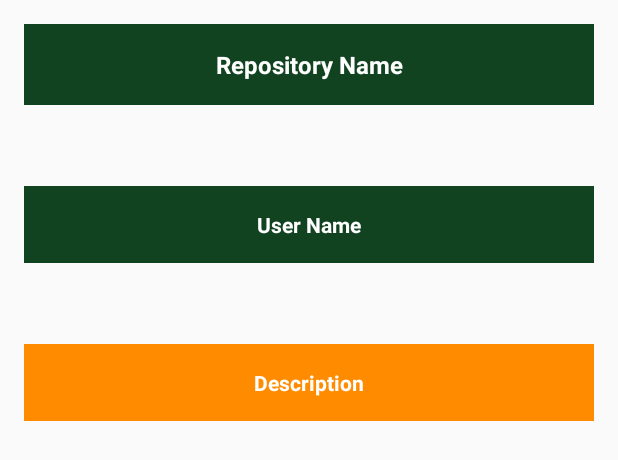
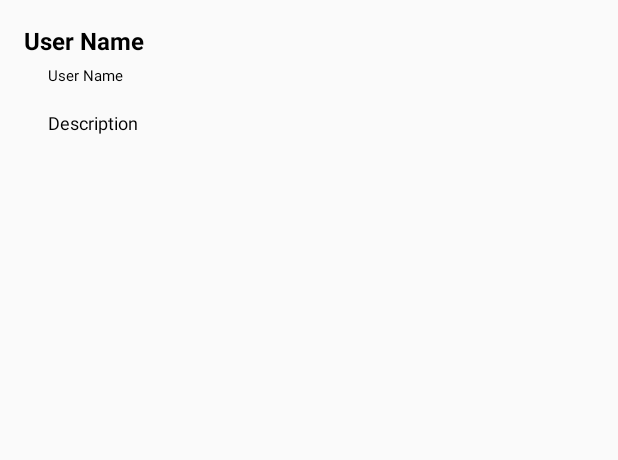
Before and after one commit to Ahmed-Ayman/InstaBug-Task, an Android app: the layout list_item.xml on its own in the app's theme, with its tools: preview values and no code run, on a phone screen of 412 x 824 dp. Shown: the top 460 px of the screen. Run offline under Robolectric (Android 15) with nearby library versions, the phone set to English and light mode, and no system bars.

Commit message:
second commit

```diff
--- a/app/build.gradle
+++ b/app/build.gradle
@@ -18,7 +18,6 @@ android {
         }
     }
 }
-
 dependencies {
     compile fileTree(dir: 'libs', include: ['*.jar'])
     testCompile 'junit:junit:4.12'
--- a/app/src/main/res/layout/list_item.xml
+++ b/app/src/main/res/layout/list_item.xml
@@ -8,63 +8,34 @@
     android:orientation="vertical"
     android:padding="@dimen/activity_horizontal_margin">
 
+
     <TextView
+        android:paddingBottom="5dp"
+        android:id="@+id/repo_name"
         android:layout_width="match_parent"
         android:layout_height="wrap_content"
-        android:background="@color/green"
-        android:gravity="center"
-        android:padding="@dimen/activity_horizontal_margin"
-        android:text="@string/repo_name"
-        android:textColor="@android:color/white"
-        android:textSize="@dimen/activity_horizontal_margin"
+        android:textColor="@android:color/black"
+        android:textSize="@dimen/size"
+android:text="@string/user_name"
         android:textStyle="bold" />
 
     <TextView
-        android:id="@+id/repo_name"
+        android:id="@+id/user_name"
         android:layout_width="match_parent"
         android:layout_height="wrap_content"
-        android:padding="@dimen/activity_horizontal_margin"
+        android:layout_marginLeft="@dimen/activity_horizontal_margin"
         android:textColor="@android:color/black"
-        android:textSize="@dimen/size"
-        android:textStyle="bold" />
-
-    <TextView
-        android:layout_width="match_parent"
-        android:layout_height="wrap_content"
-        android:background="@color/green"
-        android:gravity="center"
-        android:padding="@dimen/activity_horizontal_margin"
-        android:text="@string/user_name"
-        android:textColor="@android:color/white"
-        android:textStyle="bold"
+        android:textSize="@dimen/user_name"
+android:text="@string/user_name"
         />
 
     <TextView
-        android:id="@+id/user"
-        android:layout_width="match_parent"
-        android:layout_height="wrap_content"
-        android:padding="@dimen/activity_horizontal_margin"
-        android:textColor="@android:color/black"
-        android:textSize="@dimen/size"
-        android:textStyle="bold" />
-
-    <TextView
-        android:layout_width="match_parent"
-        android:layout_height="wrap_content"
-        android:background="@color/orange"
-        android:padding="@dimen/activity_horizontal_margin"
-        android:text="@string/description"
-        android:gravity="center"
-        android:textColor="@android:color/white"
-        android:textStyle="bold" />
-
-    <TextView
-
+android:text="@string/description"
         android:id="@+id/description"
         android:layout_width="match_parent"
         android:layout_height="wrap_content"
-        android:padding="@dimen/activity_horizontal_margin"
+        android:padding="@dimen/activity_vertical_margin"
         android:textColor="@android:color/black"
-        android:textSize="@dimen/size"
-        android:textStyle="bold" />
+        android:textSize="@dimen/descibtion"
+        />
 </LinearLayout>
--- a/app/src/main/res/values/dimens.xml
+++ b/app/src/main/res/values/dimens.xml
@@ -3,4 +3,6 @@
     <dimen name="activity_horizontal_margin">16dp</dimen>
     <dimen name="activity_vertical_margin">16dp</dimen>
     <dimen name="size">16dp</dimen>
+    <dimen name="user_name">10dp</dimen>
+    <dimen name="descibtion">12dp</dimen>
 </resources>
--- a/app/src/main/res/values/strings.xml
+++ b/app/src/main/res/values/strings.xml
@@ -1,9 +1,10 @@
 <resources>
-    <string name="app_name">InstaBug</string>
+    <string name="app_name">InstaBug Task</string>
     <string name="refresh">refresh</string>
     <string name="go_to_repo"></string>
     <string name="description">Description</string>
     <string name="repo_name">Repository Name</string>
     <string name="user_name">User Name</string>
+    <string name="reached_the_bottom">Reached the last Repo</string>
 <string name="connection">Kindly check your Internet Connection</string>
 </resources>
--- a/build.gradle
+++ b/build.gradle
@@ -5,7 +5,7 @@ buildscript {
         jcenter()
     }
     dependencies {
-        classpath 'com.android.tools.build:gradle:2.1.0'
+        classpath 'com.android.tools.build:gradle:2.1.2'
 
         // NOTE: Do not place your application dependencies here; they belong
         // in the individual module build.gradle files
```
Also changed, not shown: app/src/main/AndroidManifest.xml (+4 -3 lines), app/src/main/java/com/example/ahmedayman/instabug/CustomAdabter.java (+29 -32 lines), app/src/main/java/com/example/ahmedayman/instabug/DataBaseHandler.java (added, +93 -0 lines), app/src/main/java/com/example/ahmedayman/instabug/MainActivity.java (+139 -107 lines), app/src/main/java/com/example/ahmedayman/instabug/RepoModel.java (added, +89 -0 lines), app/src/main/res/layout/activity_main.xml (+31 -5 lines), 5 other files.
